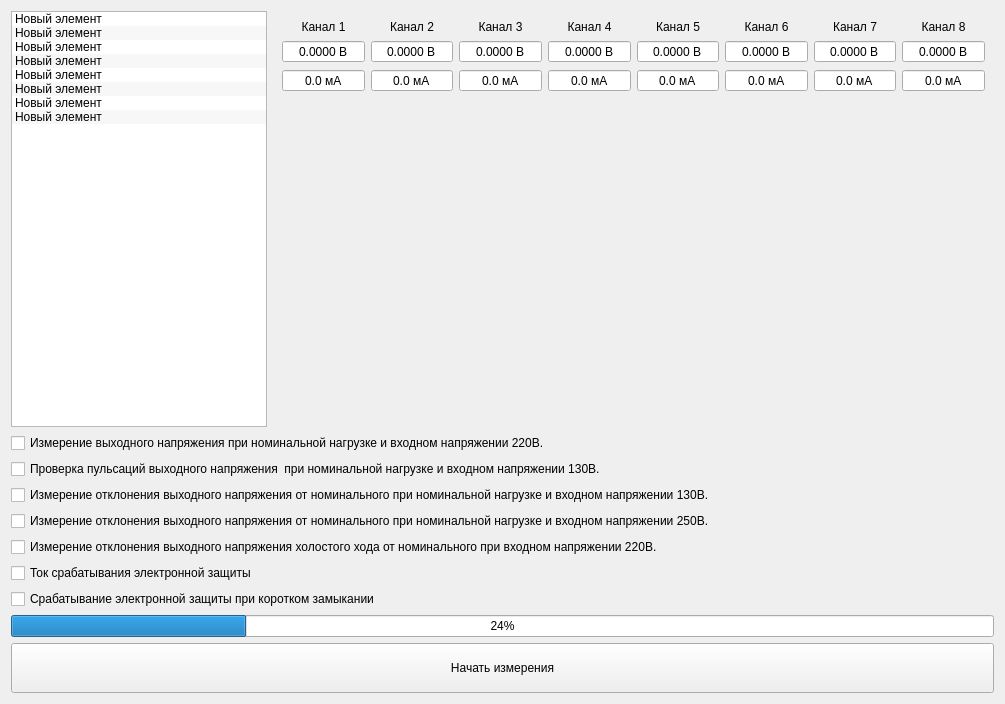
This is automaticmeasurements.ui in XRay3D/MAN2_GUI as Qt 5 draws it before an edit. The edited form follows.
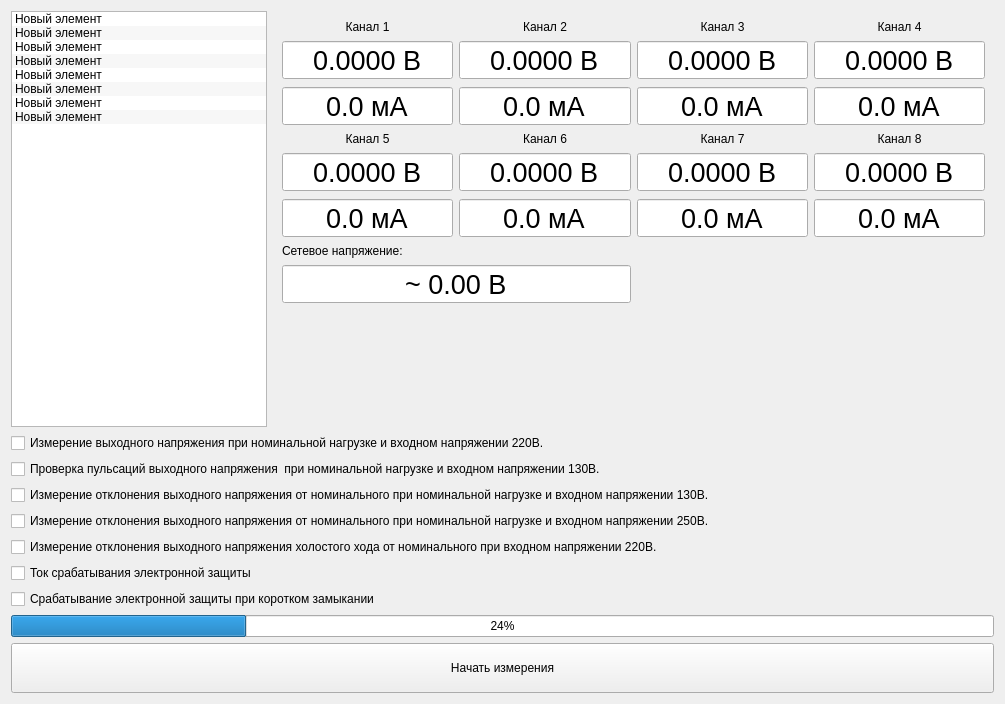
This is the edited form.

What changed in the file:
```diff
--- a/automaticmeasurements.ui
+++ b/automaticmeasurements.ui
@@ -95,6 +95,82 @@
       </sizepolicy>
      </property>
      <layout class="QGridLayout" name="gridLayout_2">
+      <item row="9" column="0">
+       <spacer name="verticalSpacer">
+        <property name="orientation">
+         <enum>Qt::Vertical</enum>
+        </property>
+        <property name="sizeHint" stdset="0">
+         <size>
+          <width>20</width>
+          <height>40</height>
+         </size>
+        </property>
+       </spacer>
+      </item>
+      <item row="8" column="0" colspan="2">
+       <widget class="QDoubleSpinBox" name="doubleSpinBox">
+        <property name="font">
+         <font>
+          <pointsize>20</pointsize>
+         </font>
+        </property>
+        <property name="alignment">
+         <set>Qt::AlignCenter</set>
+        </property>
+        <property name="readOnly">
+         <bool>true</bool>
+        </property>
+        <property name="buttonSymbols">
+         <enum>QAbstractSpinBox::NoButtons</enum>
+        </property>
+        <property name="prefix">
+         <string>~ </string>
+        </property>
+        <property name="suffix">
+         <string> В</string>
+        </property>
+        <property name="decimals">
+         <number>2</number>
+        </property>
+        <property name="maximum">
+         <double>500.000000000000000</double>
+        </property>
+       </widget>
+      </item>
+      <item row="2" column="0">
+       <widget class="QDoubleSpinBox" name="dsbCurrent_1">
+        <property name="font">
+         <font>
+          <pointsize>20</pointsize>
+         </font>
+        </property>
+        <property name="alignment">
+         <set>Qt::AlignCenter</set>
+        </property>
+        <property name="readOnly">
+         <bool>true</bool>
+        </property>
+        <property name="buttonSymbols">
+         <enum>QAbstractSpinBox::NoButtons</enum>
+        </property>
+        <property name="suffix">
+         <string> мА</string>
+        </property>
+        <property name="decimals">
+         <number>1</number>
+        </property>
+        <property name="minimum">
+         <double>-10.000000000000000</double>
+        </property>
+        <property name="maximum">
+         <double>5000.000000000000000</double>
+        </property>
+        <property name="singleStep">
+         <double>0.000000000000000</double>
+        </property>
+       </widget>
+      </item>
       <item row="0" column="0">
        <widget class="QLabel" name="label">
         <property name="text">
@@ -115,16 +191,6 @@
         </property>
        </widget>
       </item>
-      <item row="0" column="2">
-       <widget class="QLabel" name="label_3">
-        <property name="text">
-         <string>Канал 3</string>
-        </property>
-        <property name="alignment">
-         <set>Qt::AlignCenter</set>
-        </property>
-       </widget>
-      </item>
       <item row="0" column="3">
        <widget class="QLabel" name="label_4">
         <property name="text">
@@ -135,7 +201,139 @@
         </property>
        </widget>
       </item>
-      <item row="0" column="4">
+      <item row="2" column="1">
+       <widget class="QDoubleSpinBox" name="dsbCurrent_2">
+        <property name="font">
+         <font>
+          <pointsize>20</pointsize>
+         </font>
+        </property>
+        <property name="alignment">
+         <set>Qt::AlignCenter</set>
+        </property>
+        <property name="readOnly">
+         <bool>true</bool>
+        </property>
+        <property name="buttonSymbols">
+         <enum>QAbstractSpinBox::NoButtons</enum>
+        </property>
+        <property name="suffix">
+         <string> мА</string>
+        </property>
+        <property name="decimals">
+         <number>1</number>
+        </property>
+        <property name="minimum">
+         <double>-10.000000000000000</double>
+        </property>
+        <property name="maximum">
+         <double>5000.000000000000000</double>
+        </property>
+        <property name="singleStep">
+         <double>0.000000000000000</double>
+        </property>
+       </widget>
+      </item>
+      <item row="4" column="0">
+       <widget class="QDoubleSpinBox" name="dsbVoltage_5">
+        <property name="font">
+         <font>
+          <pointsize>20</pointsize>
+         </font>
+        </property>
+        <property name="alignment">
+         <set>Qt::AlignCenter</set>
+        </property>
+        <property name="readOnly">
+         <bool>true</bool>
+        </property>
+        <property name="buttonSymbols">
+         <enum>QAbstractSpinBox::NoButtons</enum>
+        </property>
+        <property name="suffix">
+         <string> В</string>
+        </property>
+        <property name="decimals">
+         <number>4</number>
+        </property>
+        <property name="minimum">
+         <double>-5.000000000000000</double>
+        </property>
+        <property name="maximum">
+         <double>50.000000000000000</double>
+        </property>
+        <property name="singleStep">
+         <double>0.000000000000000</double>
+        </property>
+       </widget>
+      </item>
+      <item row="1" column="3">
+       <widget class="QDoubleSpinBox" name="dsbVoltage_4">
+        <property name="font">
+         <font>
+          <pointsize>20</pointsize>
+         </font>
+        </property>
+        <property name="alignment">
+         <set>Qt::AlignCenter</set>
+        </property>
+        <property name="readOnly">
+         <bool>true</bool>
+        </property>
+        <property name="buttonSymbols">
+         <enum>QAbstractSpinBox::NoButtons</enum>
+        </property>
+        <property name="suffix">
+         <string> В</string>
+        </property>
+        <property name="decimals">
+         <number>4</number>
+        </property>
+        <property name="minimum">
+         <double>-5.000000000000000</double>
+        </property>
+        <property name="maximum">
+         <double>50.000000000000000</double>
+        </property>
+        <property name="singleStep">
+         <double>0.000000000000000</double>
+        </property>
+       </widget>
+      </item>
+      <item row="2" column="3">
+       <widget class="QDoubleSpinBox" name="dsbCurrent_4">
+        <property name="font">
+         <font>
+          <pointsize>20</pointsize>
+         </font>
+        </property>
+        <property name="alignment">
+         <set>Qt::AlignCenter</set>
+        </property>
+        <property name="readOnly">
+         <bool>true</bool>
+        </property>
+        <property name="buttonSymbols">
+         <enum>QAbstractSpinBox::NoButtons</enum>
+        </property>
+        <property name="suffix">
+         <string> мА</string>
+        </property>
+        <property name="decimals">
+         <number>1</number>
+        </property>
+        <property name="minimum">
+         <double>-10.000000000000000</double>
+        </property>
+        <property name="maximum">
+         <double>5000.000000000000000</double>
+        </property>
+        <property name="singleStep">
+         <double>0.000000000000000</double>
+        </property>
+       </widget>
+      </item>
+      <item row="3" column="0">
        <widget class="QLabel" name="label_5">
         <property name="text">
          <string>Канал 5</string>
@@ -145,66 +343,53 @@
         </property>
        </widget>
       </item>
-      <item row="0" column="5">
-       <widget class="QLabel" name="label_6">
-        <property name="text">
-         <string>Канал 6</string>
-        </property>
-        <property name="alignment">
-         <set>Qt::AlignCenter</set>
-        </property>
-       </widget>
-      </item>
-      <item row="0" column="6">
-       <widget class="QLabel" name="label_7">
-        <property name="text">
-         <string>Канал 7</string>
-        </property>
-        <property name="alignment">
-         <set>Qt::AlignCenter</set>
-        </property>
-       </widget>
-      </item>
-      <item row="0" column="7">
-       <widget class="QLabel" name="label_8">
-        <property name="text">
-         <string>Канал 8</string>
-        </property>
-        <property name="alignment">
-         <set>Qt::AlignCenter</set>
-        </property>
-       </widget>
-      </item>
-      <item row="1" column="0">
-       <widget class="QDoubleSpinBox" name="dsbVoltage_1">
-        <property name="alignment">
-         <set>Qt::AlignCenter</set>
-        </property>
-        <property name="readOnly">
-         <bool>true</bool>
-        </property>
-        <property name="buttonSymbols">
-         <enum>QAbstractSpinBox::NoButtons</enum>
-        </property>
-        <property name="suffix">
-         <string> В</string>
-        </property>
-        <property name="decimals">
-         <number>4</number>
-        </property>
-        <property name="minimum">
-         <double>-5.000000000000000</double>
-        </property>
-        <property name="maximum">
-         <double>50.000000000000000</double>
-        </property>
-        <property name="singleStep">
-         <double>0.000000000000000</double>
-        </property>
-       </widget>
-      </item>
       <item row="1" column="1">
        <widget class="QDoubleSpinBox" name="dsbVoltage_2">
+        <property name="font">
+         <font>
+          <pointsize>20</pointsize>
+         </font>
+        </property>
+        <property name="alignment">
+         <set>Qt::AlignCenter</set>
+        </property>
+        <property name="readOnly">
+         <bool>true</bool>
+        </property>
+        <property name="buttonSymbols">
+         <enum>QAbstractSpinBox::NoButtons</enum>
+        </property>
+        <property name="suffix">
+         <string> В</string>
+        </property>
+        <property name="decimals">
+         <number>4</number>
+        </property>
+        <property name="minimum">
+         <double>-5.000000000000000</double>
+        </property>
+        <property name="maximum">
+         <double>50.000000000000000</double>
+        </property>
+        <property name="singleStep">
+         <double>0.000000000000000</double>
+        </property>
+       </widget>
+      </item>
+      <item row="7" column="0" colspan="2">
+       <widget class="QLabel" name="label_9">
+        <property name="text">
+         <string>Сетевое напряжение:</string>
+        </property>
+       </widget>
+      </item>
+      <item row="1" column="0">
+       <widget class="QDoubleSpinBox" name="dsbVoltage_1">
+        <property name="font">
+         <font>
+          <pointsize>20</pointsize>
+         </font>
+        </property>
         <property name="alignment">
          <set>Qt::AlignCenter</set>
         </property>
@@ -233,34 +418,11 @@
       </item>
       <item row="1" column="2">
        <widget class="QDoubleSpinBox" name="dsbVoltage_3">
-        <property name="alignment">
-         <set>Qt::AlignCenter</set>
+        <property name="font">
+         <font>
+          <pointsize>20</pointsize>
+         </font>
         </property>
-        <property name="readOnly">
-         <bool>true</bool>
-        </property>
-        <property name="buttonSymbols">
-         <enum>QAbstractSpinBox::NoButtons</enum>
-        </property>
-        <property name="suffix">
-         <string> В</string>
-        </property>
-        <property name="decimals">
-         <number>4</number>
-        </property>
-        <property name="minimum">
-         <double>-5.000000000000000</double>
-        </property>
-        <property name="maximum">
-         <double>50.000000000000000</double>
-        </property>
-        <property name="singleStep">
-         <double>0.000000000000000</double>
-        </property>
-       </widget>
-      </item>
-      <item row="1" column="3">
-       <widget class="QDoubleSpinBox" name="dsbVoltage_4">
         <property name="alignment">
          <set>Qt::AlignCenter</set>
         </property>
@@ -287,36 +449,13 @@
         </property>
        </widget>
       </item>
-      <item row="1" column="4">
-       <widget class="QDoubleSpinBox" name="dsbVoltage_5">
-        <property name="alignment">
-         <set>Qt::AlignCenter</set>
+      <item row="6" column="0">
+       <widget class="QDoubleSpinBox" name="dsbCurrent_5">
+        <property name="font">
+         <font>
+          <pointsize>20</pointsize>
+         </font>
         </property>
-        <property name="readOnly">
-         <bool>true</bool>
-        </property>
-        <property name="buttonSymbols">
-         <enum>QAbstractSpinBox::NoButtons</enum>
-        </property>
-        <property name="suffix">
-         <string> В</string>
-        </property>
-        <property name="decimals">
-         <number>4</number>
-        </property>
-        <property name="minimum">
-         <double>-5.000000000000000</double>
-        </property>
-        <property name="maximum">
-         <double>50.000000000000000</double>
-        </property>
-        <property name="singleStep">
-         <double>0.000000000000000</double>
-        </property>
-       </widget>
-      </item>
-      <item row="1" column="5">
-       <widget class="QDoubleSpinBox" name="dsbVoltage_6">
         <property name="alignment">
          <set>Qt::AlignCenter</set>
         </property>
@@ -327,90 +466,6 @@
          <enum>QAbstractSpinBox::NoButtons</enum>
         </property>
         <property name="suffix">
-         <string> В</string>
-        </property>
-        <property name="decimals">
-         <number>4</number>
-        </property>
-        <property name="minimum">
-         <double>-5.000000000000000</double>
-        </property>
-        <property name="maximum">
-         <double>50.000000000000000</double>
-        </property>
-        <property name="singleStep">
-         <double>0.000000000000000</double>
-        </property>
-       </widget>
-      </item>
-      <item row="1" column="6">
-       <widget class="QDoubleSpinBox" name="dsbVoltage_7">
-        <property name="alignment">
-         <set>Qt::AlignCenter</set>
-        </property>
-        <property name="readOnly">
-         <bool>true</bool>
-        </property>
-        <property name="buttonSymbols">
-         <enum>QAbstractSpinBox::NoButtons</enum>
-        </property>
-        <property name="suffix">
-         <string> В</string>
-        </property>
-        <property name="decimals">
-         <number>4</number>
-        </property>
-        <property name="minimum">
-         <double>-5.000000000000000</double>
-        </property>
-        <property name="maximum">
-         <double>50.000000000000000</double>
-        </property>
-        <property name="singleStep">
-         <double>0.000000000000000</double>
-        </property>
-       </widget>
-      </item>
-      <item row="1" column="7">
-       <widget class="QDoubleSpinBox" name="dsbVoltage_8">
-        <property name="alignment">
-         <set>Qt::AlignCenter</set>
-        </property>
-        <property name="readOnly">
-         <bool>true</bool>
-        </property>
-        <property name="buttonSymbols">
-         <enum>QAbstractSpinBox::NoButtons</enum>
-        </property>
-        <property name="suffix">
-         <string> В</string>
-        </property>
-        <property name="decimals">
-         <number>4</number>
-        </property>
-        <property name="minimum">
-         <double>-5.000000000000000</double>
-        </property>
-        <property name="maximum">
-         <double>50.000000000000000</double>
-        </property>
-        <property name="singleStep">
-         <double>0.000000000000000</double>
-        </property>
-       </widget>
-      </item>
-      <item row="2" column="0">
-       <widget class="QDoubleSpinBox" name="dsbCurrent_1">
-        <property name="alignment">
-         <set>Qt::AlignCenter</set>
-        </property>
-        <property name="readOnly">
-         <bool>true</bool>
-        </property>
-        <property name="buttonSymbols">
-         <enum>QAbstractSpinBox::NoButtons</enum>
-        </property>
-        <property name="suffix">
          <string> мА</string>
         </property>
         <property name="decimals">
@@ -427,36 +482,23 @@
         </property>
        </widget>
       </item>
-      <item row="2" column="1">
-       <widget class="QDoubleSpinBox" name="dsbCurrent_2">
+      <item row="0" column="2">
+       <widget class="QLabel" name="label_3">
+        <property name="text">
+         <string>Канал 3</string>
+        </property>
         <property name="alignment">
          <set>Qt::AlignCenter</set>
         </property>
-        <property name="readOnly">
-         <bool>true</bool>
-        </property>
-        <property name="buttonSymbols">
-         <enum>QAbstractSpinBox::NoButtons</enum>
-        </property>
-        <property name="suffix">
-         <string> мА</string>
-        </property>
-        <property name="decimals">
-         <number>1</number>
-        </property>
-        <property name="minimum">
-         <double>-10.000000000000000</double>
-        </property>
-        <property name="maximum">
-         <double>5000.000000000000000</double>
-        </property>
-        <property name="singleStep">
-         <double>0.000000000000000</double>
-        </property>
        </widget>
       </item>
       <item row="2" column="2">
        <widget class="QDoubleSpinBox" name="dsbCurrent_3">
+        <property name="font">
+         <font>
+          <pointsize>20</pointsize>
+         </font>
+        </property>
         <property name="alignment">
          <set>Qt::AlignCenter</set>
         </property>
@@ -483,36 +525,23 @@
         </property>
        </widget>
       </item>
-      <item row="2" column="3">
-       <widget class="QDoubleSpinBox" name="dsbCurrent_4">
+      <item row="3" column="1">
+       <widget class="QLabel" name="label_6">
+        <property name="text">
+         <string>Канал 6</string>
+        </property>
         <property name="alignment">
          <set>Qt::AlignCenter</set>
         </property>
-        <property name="readOnly">
-         <bool>true</bool>
-        </property>
-        <property name="buttonSymbols">
-         <enum>QAbstractSpinBox::NoButtons</enum>
-        </property>
-        <property name="suffix">
-         <string> мА</string>
-        </property>
-        <property name="decimals">
-         <number>1</number>
-        </property>
-        <property name="minimum">
-         <double>-10.000000000000000</double>
-        </property>
-        <property name="maximum">
-         <double>5000.000000000000000</double>
-        </property>
-        <property name="singleStep">
-         <double>0.000000000000000</double>
-        </property>
        </widget>
       </item>
-      <item row="2" column="4">
-       <widget class="QDoubleSpinBox" name="dsbCurrent_5">
+      <item row="4" column="1">
+       <widget class="QDoubleSpinBox" name="dsbVoltage_6">
+        <property name="font">
+         <font>
+          <pointsize>20</pointsize>
+         </font>
+        </property>
         <property name="alignment">
          <set>Qt::AlignCenter</set>
         </property>
@@ -523,24 +552,29 @@
          <enum>QAbstractSpinBox::NoButtons</enum>
         </property>
         <property name="suffix">
-         <string> мА</string>
+         <string> В</string>
         </property>
         <property name="decimals">
-         <number>1</number>
+         <number>4</number>
         </property>
         <property name="minimum">
-         <double>-10.000000000000000</double>
+         <double>-5.000000000000000</double>
         </property>
         <property name="maximum">
-         <double>5000.000000000000000</double>
+         <double>50.000000000000000</double>
         </property>
         <property name="singleStep">
          <double>0.000000000000000</double>
         </property>
        </widget>
       </item>
-      <item row="2" column="5">
+      <item row="6" column="1">
        <widget class="QDoubleSpinBox" name="dsbCurrent_6">
+        <property name="font">
+         <font>
+          <pointsize>20</pointsize>
+         </font>
+        </property>
         <property name="alignment">
          <set>Qt::AlignCenter</set>
         </property>
@@ -567,8 +601,56 @@
         </property>
        </widget>
       </item>
-      <item row="2" column="6">
+      <item row="3" column="2">
+       <widget class="QLabel" name="label_7">
+        <property name="text">
+         <string>Канал 7</string>
+        </property>
+        <property name="alignment">
+         <set>Qt::AlignCenter</set>
+        </property>
+       </widget>
+      </item>
+      <item row="4" column="2">
+       <widget class="QDoubleSpinBox" name="dsbVoltage_7">
+        <property name="font">
+         <font>
+          <pointsize>20</pointsize>
+         </font>
+        </property>
+        <property name="alignment">
+         <set>Qt::AlignCenter</set>
+        </property>
+        <property name="readOnly">
+         <bool>true</bool>
+        </property>
+        <property name="buttonSymbols">
+         <enum>QAbstractSpinBox::NoButtons</enum>
+        </property>
+        <property name="suffix">
+         <string> В</string>
+        </property>
+        <property name="decimals">
+         <number>4</number>
+        </property>
+        <property name="minimum">
+         <double>-5.000000000000000</double>
+        </property>
+        <property name="maximum">
+         <double>50.000000000000000</double>
+        </property>
+        <property name="singleStep">
+         <double>0.000000000000000</double>
+        </property>
+       </widget>
+      </item>
+      <item row="6" column="2">
        <widget class="QDoubleSpinBox" name="dsbCurrent_7">
+        <property name="font">
+         <font>
+          <pointsize>20</pointsize>
+         </font>
+        </property>
         <property name="alignment">
          <set>Qt::AlignCenter</set>
         </property>
@@ -595,8 +677,13 @@
         </property>
        </widget>
       </item>
-      <item row="2" column="7">
+      <item row="6" column="3">
        <widget class="QDoubleSpinBox" name="dsbCurrent_8">
+        <property name="font">
+         <font>
+          <pointsize>20</pointsize>
+         </font>
+        </property>
         <property name="alignment">
          <set>Qt::AlignCenter</set>
         </property>
@@ -623,18 +710,48 @@
         </property>
        </widget>
       </item>
-      <item row="3" column="0">
-       <spacer name="verticalSpacer">
-        <property name="orientation">
-         <enum>Qt::Vertical</enum>
+      <item row="3" column="3">
+       <widget class="QLabel" name="label_8">
+        <property name="text">
+         <string>Канал 8</string>
         </property>
-        <property name="sizeHint" stdset="0">
-         <size>
-          <width>20</width>
-          <height>40</height>
-         </size>
+        <property name="alignment">
+         <set>Qt::AlignCenter</set>
         </property>
-       </spacer>
+       </widget>
+      </item>
+      <item row="4" column="3">
+       <widget class="QDoubleSpinBox" name="dsbVoltage_8">
+        <property name="font">
+         <font>
+          <pointsize>20</pointsize>
+         </font>
+        </property>
+        <property name="alignment">
+         <set>Qt::AlignCenter</set>
+        </property>
+        <property name="readOnly">
+         <bool>true</bool>
+        </property>
+        <property name="buttonSymbols">
+         <enum>QAbstractSpinBox::NoButtons</enum>
+        </property>
+        <property name="suffix">
+         <string> В</string>
+        </property>
+        <property name="decimals">
+         <number>4</number>
+        </property>
+        <property name="minimum">
+         <double>-5.000000000000000</double>
+        </property>
+        <property name="maximum">
+         <double>50.000000000000000</double>
+        </property>
+        <property name="singleStep">
+         <double>0.000000000000000</double>
+        </property>
+       </widget>
       </item>
      </layout>
     </widget>
```
